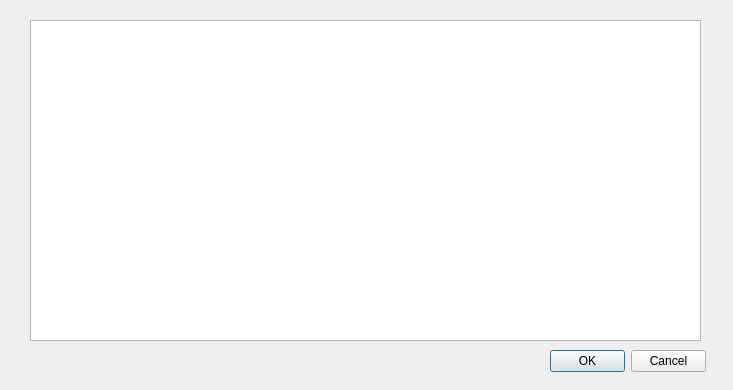
Old version of the form Word-Printer/generateDocConfirm.ui in the repository OtakuTools/WordPrinter.
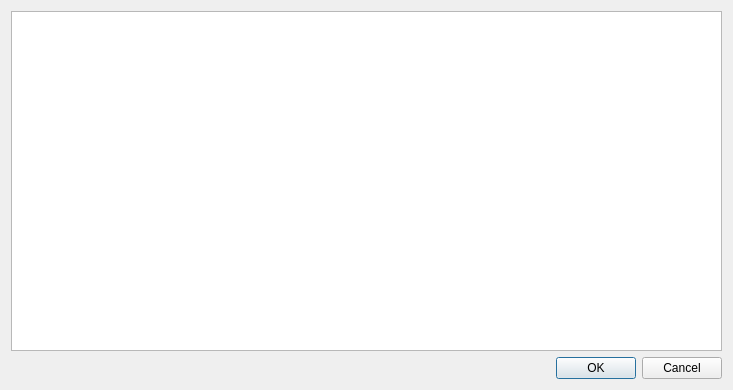
New version of the form.

Commit message: 文档生成界面支持全屏

The edit to the form file:
```diff
--- a/Word-Printer/generateDocConfirm.ui
+++ b/Word-Printer/generateDocConfirm.ui
@@ -13,15 +13,9 @@
   <property name="windowTitle">
    <string>生成文档选择</string>
   </property>
+  <layout class="QGridLayout" name="gridLayout">
+   <item row="0" column="0">
   <widget class="QTreeWidget" name="showSamples">
-   <property name="geometry">
-    <rect>
-     <x>30</x>
-     <y>20</y>
-     <width>671</width>
-     <height>321</height>
-    </rect>
-   </property>
    <attribute name="headerVisible">
     <bool>false</bool>
    </attribute>
@@ -31,19 +25,15 @@
     </property>
    </column>
   </widget>
+   </item>
+   <item row="1" column="0">
   <widget class="QDialogButtonBox" name="confirmBox">
-   <property name="geometry">
-    <rect>
-     <x>550</x>
-     <y>350</y>
-     <width>156</width>
-     <height>23</height>
-    </rect>
-   </property>
    <property name="standardButtons">
     <set>QDialogButtonBox::Cancel|QDialogButtonBox::Ok</set>
    </property>
   </widget>
+   </item>
+  </layout>
  </widget>
  <resources/>
  <connections/>
```
Lines whose indentation alone changed are shown as unchanged. The commit also changes 1 other file.
